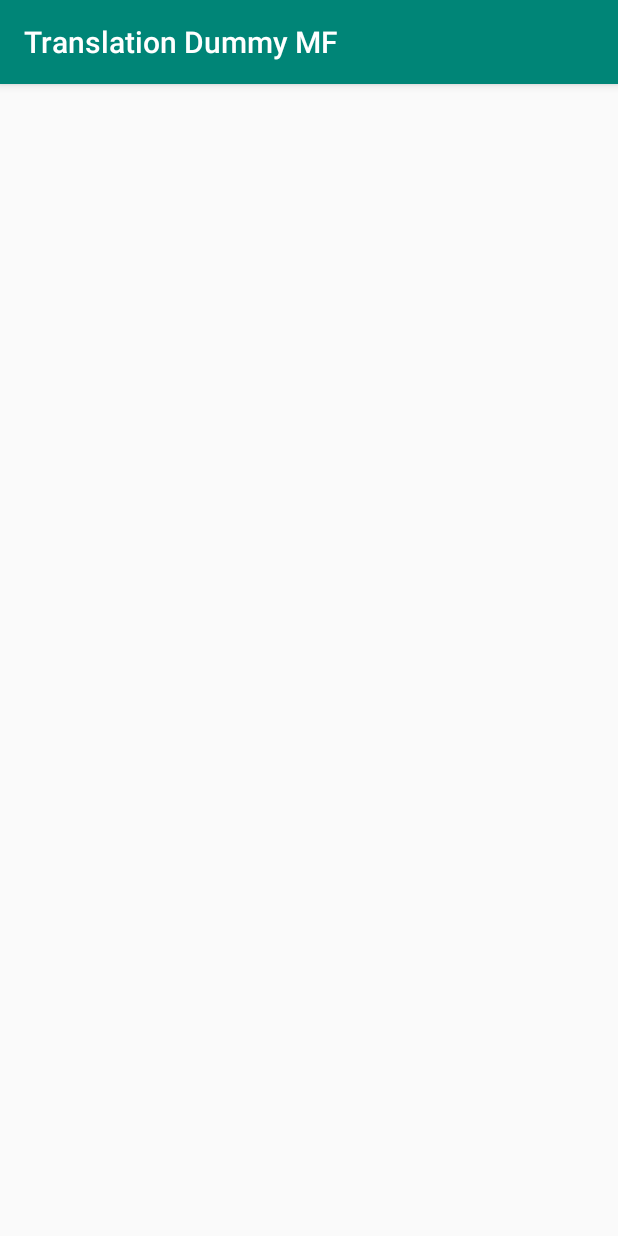
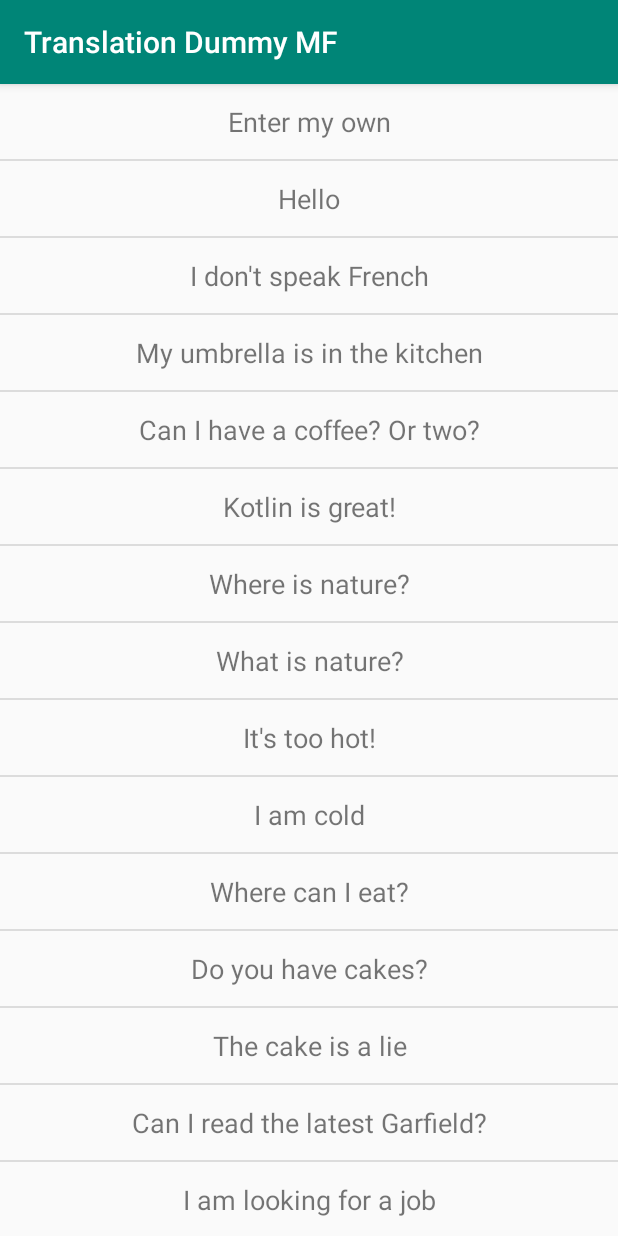
Before and after one commit to mfaust35/translation_dummy_mf, an Android app: the screen it shows after launch (SelectActivity), on a phone screen of 412 x 824 dp. Run offline under Robolectric (Android 15) with nearby library versions, the phone set to English and light mode, and no system bars.

Commit message:
Add listView 'sentences' in SelectActivity
----------------------
+ Create static data for SelectActivity
+ Handle onItemClick: display alert with translation
+ Add basic test on SelectActivity

```diff
--- a/app/build.gradle
+++ b/app/build.gradle
@@ -36,6 +36,7 @@ dependencies {
     implementation 'androidx.core:core-ktx:1.0.2'
     implementation 'androidx.constraintlayout:constraintlayout:1.1.3'
     testImplementation 'junit:junit:4.12'
+    androidTestImplementation 'com.android.support.test:rules:1.0.2'
     androidTestImplementation 'androidx.test:runner:1.2.0'
     androidTestImplementation 'androidx.test.espresso:espresso-core:3.2.0'
 }
--- a/app/src/main/res/layout/activity_select.xml
+++ b/app/src/main/res/layout/activity_select.xml
@@ -7,7 +7,7 @@
         tools:context=".activities.SelectActivity">
 
     <ListView
-            android:id="@+id/selectorListViewSentences"
+            android:id="@+id/selectListViewSentences"
             android:layout_width="match_parent"
             android:layout_height="match_parent" />
 
--- /dev/null
+++ b/app/src/main/res/layout/select_sentence_item.xml
@@ -0,0 +1,10 @@
+<?xml version="1.0" encoding="utf-8"?>
+
+<TextView xmlns:android="http://schemas.android.com/apk/res/android"
+        android:id="@+id/textView"
+        android:layout_width="match_parent"
+        android:layout_height="wrap_content"
+        android:gravity="center"
+        android:minHeight="@dimen/min_height"
+        android:padding="@dimen/padding"
+        android:textSize="@dimen/text_size" />
--- /dev/null
+++ b/app/src/main/res/values/arrays.xml
@@ -0,0 +1,21 @@
+<?xml version="1.0" encoding="utf-8"?>
+<resources>
+
+    <string-array name="sentences">
+        <item>@string/input_sentence</item>
+        <item>@string/sentence1</item>
+        <item>@string/sentence2</item>
+        <item>@string/sentence3</item>
+        <item>@string/sentence4</item>
+        <item>@string/sentence5</item>
+        <item>@string/sentence6</item>
+        <item>@string/sentence7</item>
+        <item>@string/sentence8</item>
+        <item>@string/sentence9</item>
+        <item>@string/sentence10</item>
+        <item>@string/sentence11</item>
+        <item>@string/sentence12</item>
+        <item>@string/sentence13</item>
+        <item>@string/sentence14</item>
+    </string-array>
+</resources>
--- /dev/null
+++ b/app/src/main/res/values/dimensions.xml
@@ -0,0 +1,8 @@
+<?xml version="1.0" encoding="utf-8"?>
+<resources>
+
+    <dimen name="min_height">50dp</dimen>
+    <dimen name="padding">5dp</dimen>
+    <dimen name="text_size">18sp</dimen>
+
+</resources>
--- a/app/src/main/res/values/strings.xml
+++ b/app/src/main/res/values/strings.xml
@@ -1,3 +1,26 @@
 <resources>
     <string name="app_name">Translation Dummy MF</string>
+
+    <string name="sentence1">Hello</string>
+    <string name="sentence2">"I don't speak French"</string>
+    <string name="sentence3">My umbrella is in the kitchen</string>
+    <string name="sentence4">Can I have a coffee? Or two?</string>
+    <string name="sentence5">Kotlin is great!</string>
+    <string name="sentence6">Where is nature?</string>
+    <string name="sentence7">What is nature?</string>
+    <string name="sentence8">"It's too hot!"</string>
+    <string name="sentence9">I am cold</string>
+    <string name="sentence10">Where can I eat?</string>
+    <string name="sentence11">Do you have cakes?</string>
+    <string name="sentence12">The cake is a lie</string>
+    <string name="sentence13">Can I read the latest Garfield?</string>
+    <string name="sentence14">I am looking for a job</string>
+
+    <string name="input_sentence">Enter my own</string>
+
+    <string name="test">Test <b>bold</b></string>
+    <string name="select_ac_dialog_translate_title">Result</string>
+    <string name="select_ac_dialog_translate_message">Translating \"%1$s\"\n\nIn %2$s, you should say:\n\"%3$s\"</string>
+    <string name="select_ac_dialog_translate_positive_button">Thank you</string>
+
 </resources>
```
Also changed, not shown: app/src/main/java/com/faust/m/td/activities/SelectActivity.kt (+30 -0 lines), 2 other files.
